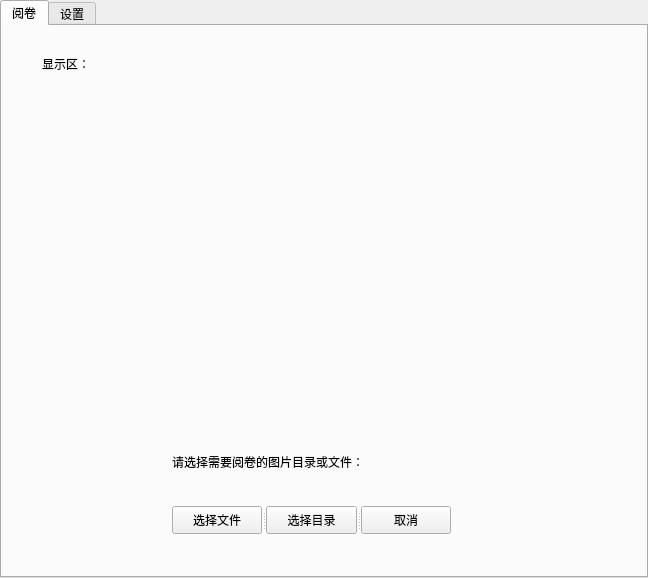
This is ScanWindow.ui in r53127/MyScan as Qt 5 draws it before an edit. The edited form follows.
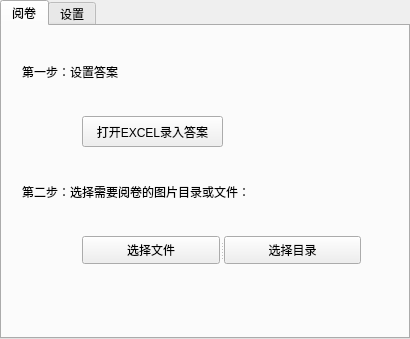
This is the edited form.

Commit message: create data/答案.xlsx

```diff
--- a/ScanWindow.ui
+++ b/ScanWindow.ui
@@ -6,10 +6,22 @@
    <rect>
     <x>0</x>
     <y>0</y>
-    <width>648</width>
-    <height>578</height>
+    <width>410</width>
+    <height>339</height>
    </rect>
   </property>
+  <property name="sizePolicy">
+   <sizepolicy hsizetype="Fixed" vsizetype="Fixed">
+    <horstretch>0</horstretch>
+    <verstretch>0</verstretch>
+   </sizepolicy>
+  </property>
+  <property name="maximumSize">
+   <size>
+    <width>410</width>
+    <height>578</height>
+   </size>
+  </property>
   <property name="windowTitle">
    <string>MyScan</string>
   </property>
@@ -23,21 +35,21 @@
    <widget class="QLabel" name="label">
     <property name="geometry">
      <rect>
-      <x>170</x>
-      <y>420</y>
+      <x>20</x>
+      <y>150</y>
       <width>331</width>
       <height>31</height>
      </rect>
     </property>
     <property name="text">
-     <string>请选择需要阅卷的图片目录或文件：</string>
+     <string>第二步：选择需要阅卷的图片目录或文件：</string>
     </property>
    </widget>
    <widget class="QSplitter" name="splitter">
     <property name="geometry">
      <rect>
-      <x>170</x>
-      <y>480</y>
+      <x>80</x>
+      <y>210</y>
       <width>279</width>
       <height>28</height>
      </rect>
@@ -55,23 +67,31 @@
       <string>选择目录</string>
      </property>
     </widget>
-    <widget class="QPushButton" name="pushButton_3">
-     <property name="text">
-      <string>取消</string>
-     </property>
-    </widget>
    </widget>
    <widget class="QLabel" name="label_2">
     <property name="geometry">
      <rect>
-      <x>40</x>
+      <x>20</x>
       <y>30</y>
-      <width>72</width>
-      <height>15</height>
+      <width>331</width>
+      <height>31</height>
      </rect>
     </property>
     <property name="text">
-     <string>显示区：</string>
+     <string>第一步：设置答案</string>
+    </property>
+   </widget>
+   <widget class="QPushButton" name="pushButton_3">
+    <property name="geometry">
+     <rect>
+      <x>80</x>
+      <y>90</y>
+      <width>141</width>
+      <height>31</height>
+     </rect>
+    </property>
+    <property name="text">
+     <string>打开EXCEL录入答案</string>
     </property>
    </widget>
   </widget>
```
Left out of the diff: 2 changed lines with no effect on the pictures. The commit also changes 7 other files.
